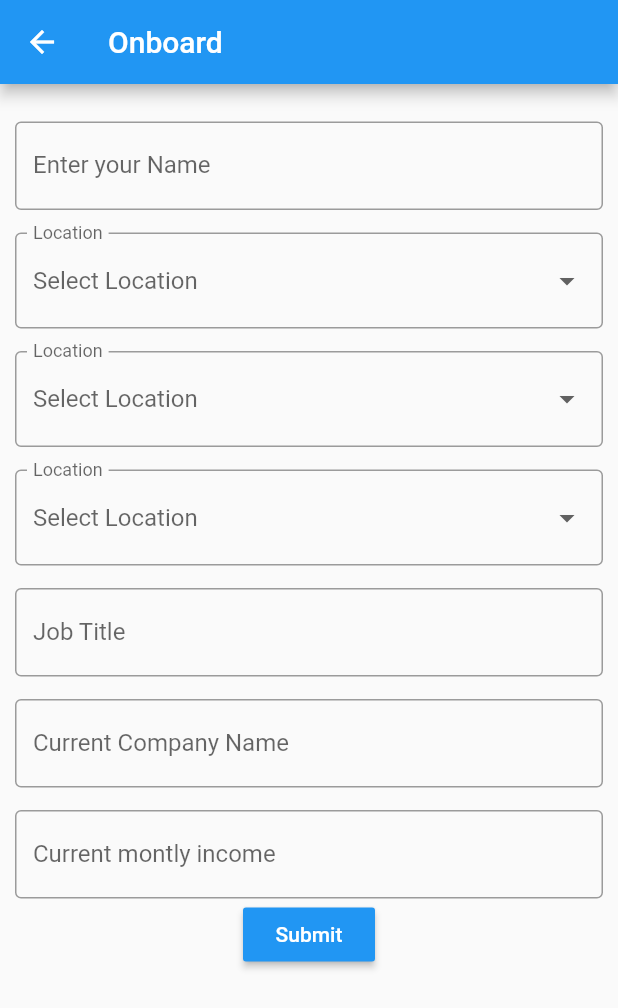
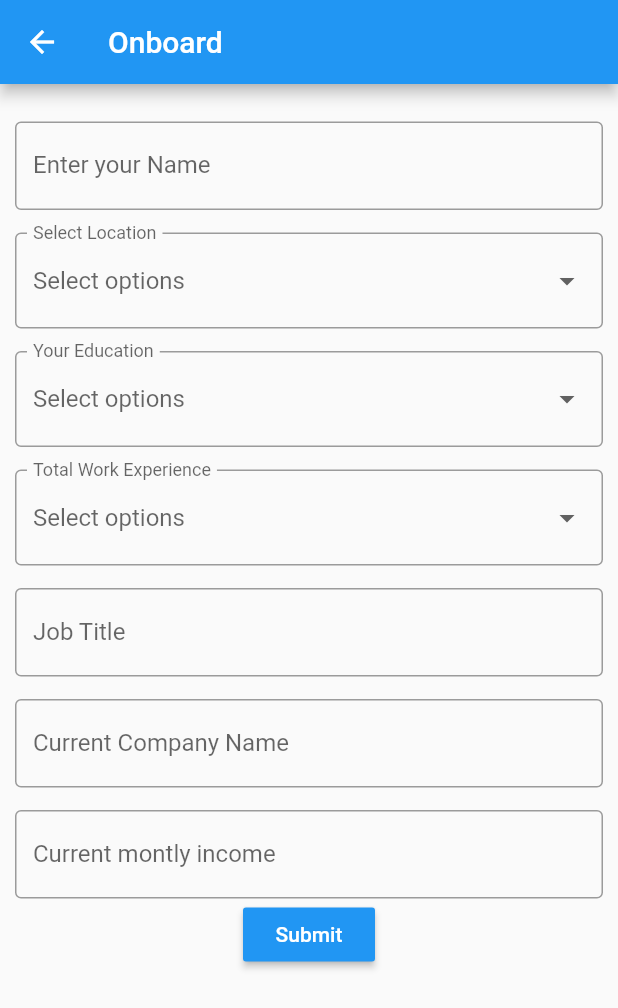
Before and after one commit to Amanullahgit/flutter_phone_authentication, a Flutter app: the TestLogin screen opened directly, on a phone screen of 412 x 824 dp. Shown: the top 1008 px of the screen. Run offline on Flutter 3.47's test engine with Material 2 defaults, Android fonts, the phone set to English and light mode, and no system bars; drawn by our look-alikes of flutter_form_builder; our stand-ins replace firebase_auth, firebase_core, pinput; accounts and stored records are empty.

Commit message:
dynamic options  works in FormBuilderDropdown

```diff
--- a/lib/form_builder/json_schema.dart
+++ b/lib/form_builder/json_schema.dart
@@ -39,8 +39,7 @@ class JsonSchema extends StatefulWidget {
 
 class _CoreFormState extends State<JsonSchema> {
   final dynamic formGeneral;
-
-  var locationOptions = ['Bengalure', 'Delhi', 'Mumbai', 'Chennai', 'Kolkata'];
+  var options = ['loadind'];
   bool _locationHasError = false;
 
   int radioValue;
@@ -92,21 +91,24 @@ class _CoreFormState extends State<JsonSchema> {
           textInputAction: TextInputAction.next,
         ));
       } else if (item['type'] == "Dropdown") {
-        print("optiuons  >> $item");
+        // This conversion is required for dropdown options listing
+        List<dynamic> options = item['options'];
+        List<String> optionsList = options.cast<String>();
+
         // dynamic op = List<String>(item['options']);
-        listWidget.add(FormBuilderDropdown<String>(
+        listWidget.add(new FormBuilderDropdown<String>(
           // autovalidate: true,
           name: item['name'],
           decoration: InputDecoration(
-            labelText: 'Location',
+            labelText: item['labelText'],
             border: OutlineInputBorder(),
           ),
           // initialValue: 'Male',
           allowClear: true,
-          hint: Text('Select Location'),
+          hint: Text('Select options'),
           validator: FormBuilderValidators.compose(
               [FormBuilderValidators.required(context)]),
-          items: locationOptions
+          items: optionsList
               .map((location) => DropdownMenuItem(
                     value: location,
                     child: Text(location),
--- a/lib/form_builder/test_screen.dart
+++ b/lib/form_builder/test_screen.dart
@@ -27,7 +27,6 @@ class _Login extends State<TestLogin> {
         'name': 'location',
         'type': 'Dropdown',
         'labelText': "Select Location",
-        // not work
         'options': ['Bengalure', 'Delhi', 'Mumbai', 'Chennai', 'Kolkata'],
         "validation": {
           "required": true,
@@ -37,8 +36,14 @@ class _Login extends State<TestLogin> {
         'name': 'education',
         'type': 'Dropdown',
         'labelText': "Your Education",
-        // not work
-        'options': ['Bengalure', 'Delhi', 'Mumbai', 'Chennai', 'Kolkata'],
+        'options': [
+          '10th or below 10th',
+          '12th pass',
+          'Diploma',
+          'ITI',
+          'Graduate',
+          'Post Graduate'
+        ],
         "validation": {
           "required": true,
         },
@@ -47,8 +52,7 @@ class _Login extends State<TestLogin> {
         'name': 'workExp',
         'type': 'Dropdown',
         'labelText': "Total Work Experience",
-        // not work
-        'options': ['Bengalure', 'Delhi', 'Mumbai', 'Chennai', 'Kolkata'],
+        'options': ['1 year', '2 year', '3 year', '4 year', '5+ year'],
         "validation": {
           "required": true,
         },
@@ -78,6 +82,7 @@ class _Login extends State<TestLogin> {
         "validation": {
           "required": true,
         },
+        // not work
         "keyboardType": 'number'
       },
     ]
```
